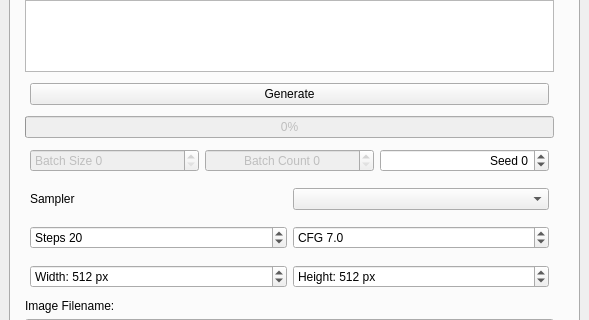
arcum42/qt_diffusers_ui, file mainwindow.ui: the form before one commit; both pictures show x 0 to 589 and y 331 to 651 of the 589 by 789 pixel window.
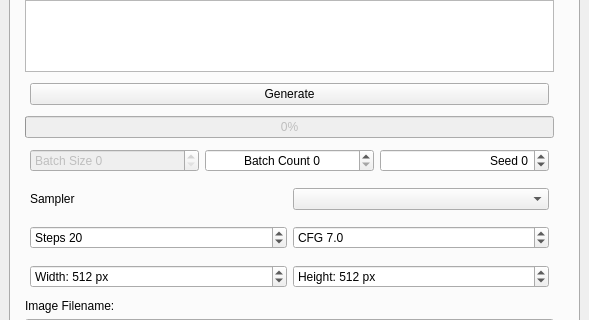
The form after the commit. Icons and pictures are not drawn.

Commit message: Get batch working (though the output window is janky). Cleanup.

Diff of the .ui file:
```diff
--- a/mainwindow.ui
+++ b/mainwindow.ui
@@ -313,7 +313,7 @@
                 <item>
                  <widget class="QSpinBox" name="batchCountSpin">
                   <property name="enabled">
-                   <bool>false</bool>
+                   <bool>true</bool>
                   </property>
                   <property name="sizePolicy">
                    <sizepolicy hsizetype="Minimum" vsizetype="Minimum">
```
The commit also changes 3 other files.
